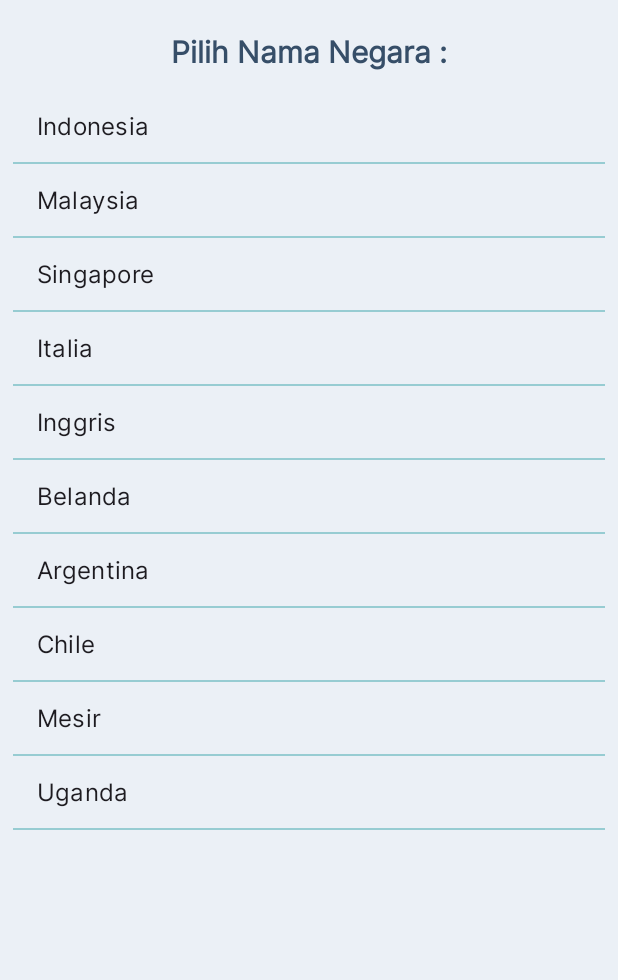
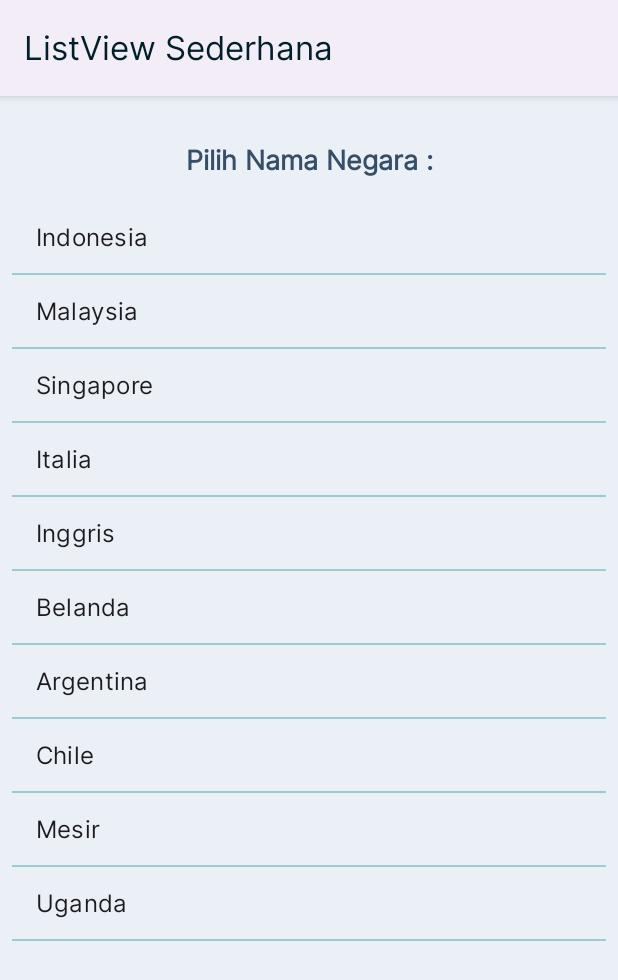
Before and after one commit to fierzahaikkal/pbo_java_android, an Android app: the ListActivity screen opened directly, with no data from a screen before it, on a phone screen of 412 x 824 dp. Shown: the top 980 px of the screen. Run offline under Robolectric (Android 15) with nearby library versions, the phone set to English and light mode, and no system bars.

Commit message:
fix: layout act_list dan menampilkan actionbar

```diff
--- a/app/src/main/res/layout/activity_list.xml
+++ b/app/src/main/res/layout/activity_list.xml
@@ -6,24 +6,15 @@
     android:layout_width="match_parent"
     android:layout_height="match_parent"
     android:background="@color/putihPalette"
-    tools:context=".ListActivity">
-
-    <ListView
-        android:layout_width="match_parent"
-        android:layout_height="match_parent"
-        android:divider="@color/biruTerangPalette"
-        android:dividerHeight="1dp"
-        android:layout_marginTop="27pt"
-        android:layout_marginLeft="4pt"
-        android:layout_marginRight="4pt"
-        android:id="@+id/list_view" />
+    tools:context=".ListActivity"
+    android:orientation="vertical">
 
     <TextView
         android:text="Pilih Nama Negara :"
         android:textStyle="bold"
-        android:textSize="9pt"
-        android:padding="5pt"
-        android:layout_marginTop="4pt"
+        android:textSize="18dp"
+        android:padding="15dp"
+        android:layout_marginTop="14dp"
         android:textColor="@color/biruMudaPalette"
         android:layout_alignParentTop="true"
         android:gravity="center"
@@ -31,4 +22,14 @@
         android:layout_height="wrap_content"
         android:id="@+id/textView"/>
 
+    <ListView
+        android:layout_width="match_parent"
+        android:layout_height="match_parent"
+        android:divider="@color/biruTerangPalette"
+        android:dividerHeight="1dp"
+        android:layout_marginTop="70dp"
+        android:layout_marginLeft="8dp"
+        android:layout_marginRight="8dp"
+        android:id="@+id/list_view" />
+
 </RelativeLayout>
--- a/app/src/main/res/values/styles.xml
+++ b/app/src/main/res/values/styles.xml
@@ -1,7 +1,7 @@
 <resources>
 
     <!-- Base application theme. -->
-    <style name="AppTheme" parent="Theme.Material3.Light.NoActionBar">
+    <style name="AppTheme" parent="Theme.Material3.Light">
         <!-- Customize your theme here. -->
         <item name="android:fontFamily">@font/inter</item>
         <item name="colorPrimary">@color/md_theme_light_primary</item>
```
